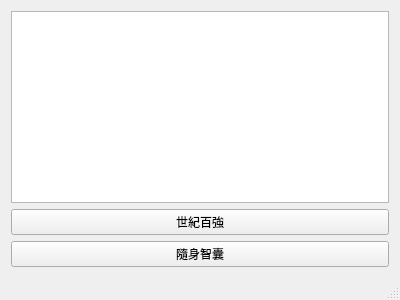
Before: the Qt Designer form mainwindow.ui in chchwy/haodoo-grabber, drawn with Qt 5.
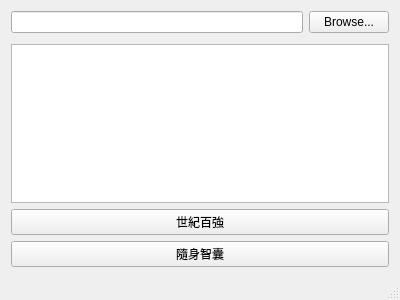
After: the same form once the commit is applied.

```diff
--- a/mainwindow.ui
+++ b/mainwindow.ui
@@ -15,6 +15,27 @@
   </property>
   <widget class="QWidget" name="centralWidget">
    <layout class="QVBoxLayout" name="verticalLayout">
+    <item>
+     <layout class="QHBoxLayout" name="horizontalLayout">
+      <property name="bottomMargin">
+       <number>5</number>
+      </property>
+      <item>
+       <widget class="QLineEdit" name="DestLineEdit">
+        <property name="readOnly">
+         <bool>true</bool>
+        </property>
+       </widget>
+      </item>
+      <item>
+       <widget class="QPushButton" name="openFolderButton">
+        <property name="text">
+         <string>Browse...</string>
+        </property>
+       </widget>
+      </item>
+     </layout>
+    </item>
     <item>
      <widget class="QListWidget" name="logWidget"/>
     </item>
```
